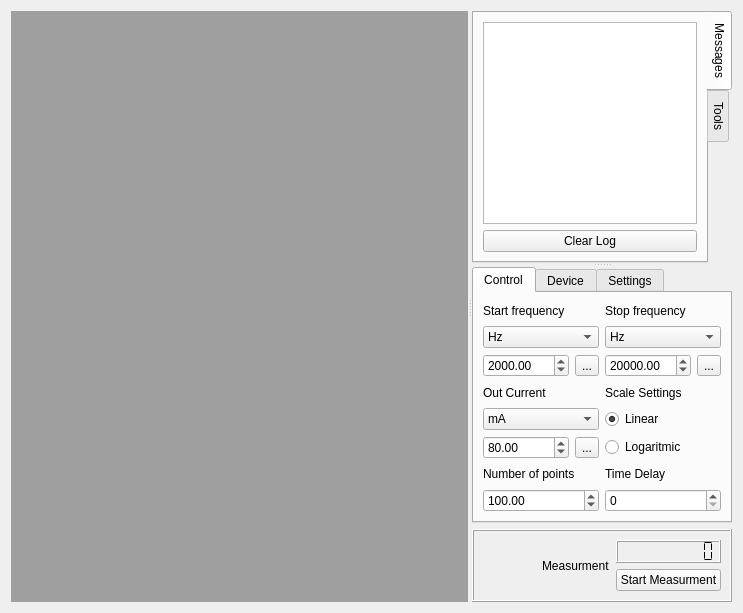
This is src/plugins/fra_plugin/qfra_frame_work_view.ui in samiavasil/temporary as Qt 5 draws it before an edit. The edited form follows.
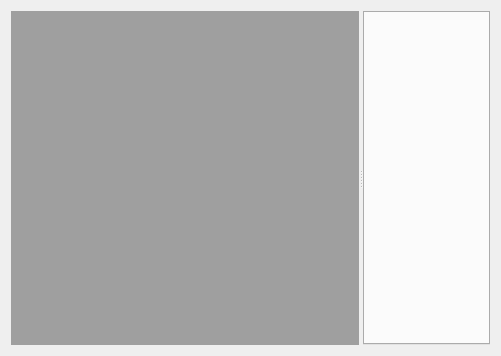
This is the edited form. The open tabs and pages were chosen to show the change. Icons and pictures are not drawn.

What changed in the file:
```diff
--- a/src/plugins/fra_plugin/qfra_frame_work_view.ui
+++ b/src/plugins/fra_plugin/qfra_frame_work_view.ui
@@ -6,16 +6,16 @@
    <rect>
     <x>0</x>
     <y>0</y>
-    <width>743</width>
-    <height>613</height>
+    <width>501</width>
+    <height>356</height>
    </rect>
   </property>
   <property name="windowTitle">
    <string>Form</string>
   </property>
-  <layout class="QGridLayout" name="gridLayout_4">
+  <layout class="QGridLayout" name="gridLayout">
    <item row="0" column="0">
-    <widget class="QSplitter" name="splitter_2">
+    <widget class="QSplitter" name="splitter">
      <property name="orientation">
       <enum>Qt::Horizontal</enum>
      </property>
@@ -26,767 +26,10 @@
        </item>
       </layout>
      </widget>
-     <widget class="QWidget" name="layoutWidget">
-      <layout class="QVBoxLayout" name="verticalLayout_4">
-       <item>
-        <widget class="QSplitter" name="splitter">
-         <property name="orientation">
-          <enum>Qt::Vertical</enum>
-         </property>
-         <widget class="QTabWidget" name="SystemTab">
-          <property name="sizePolicy">
-           <sizepolicy hsizetype="Ignored" vsizetype="Minimum">
-            <horstretch>0</horstretch>
-            <verstretch>0</verstretch>
-           </sizepolicy>
-          </property>
-          <property name="layoutDirection">
-           <enum>Qt::LeftToRight</enum>
-          </property>
-          <property name="autoFillBackground">
-           <bool>false</bool>
-          </property>
-          <property name="tabPosition">
-           <enum>QTabWidget::East</enum>
-          </property>
-          <property name="currentIndex">
-           <number>0</number>
-          </property>
-          <widget class="QWidget" name="tab">
-           <attribute name="icon">
-            <iconset>
-             <normaloff>:/new/prefix1/icons/Glyph Lab Sample Set/Design, Art, and Editing/Move Row Down/32 Bit Alpha png/Move Row Down 48 h p.png</normaloff>:/new/prefix1/icons/Glyph Lab Sample Set/Design, Art, and Editing/Move Row Down/32 Bit Alpha png/Move Row Down 48 h p.png</iconset>
-           </attribute>
-           <attribute name="title">
-            <string>Messages</string>
-           </attribute>
-           <layout class="QGridLayout" name="gridLayout_7">
-            <item row="0" column="0">
-             <layout class="QVBoxLayout" name="verticalLayout_3">
-              <item>
-               <widget class="QListWidget" name="ListTerminal">
-                <property name="sizePolicy">
-                 <sizepolicy hsizetype="MinimumExpanding" vsizetype="Expanding">
-                  <horstretch>0</horstretch>
-                  <verstretch>0</verstretch>
-                 </sizepolicy>
-                </property>
-                <property name="toolTip">
-                 <string>Process window - displey current progress and  Protocol messagges</string>
-                </property>
-                <property name="statusTip">
-                 <string>Process window - displey current progress and  Protocol messagges</string>
-                </property>
-                <property name="whatsThis">
-                 <string>Process window - displey current progress and  Protocol messagges</string>
-                </property>
-                <property name="layoutDirection">
-                 <enum>Qt::LeftToRight</enum>
-                </property>
-                <property name="frameShape">
-                 <enum>QFrame::StyledPanel</enum>
-                </property>
-               </widget>
-              </item>
-              <item>
-               <widget class="QPushButton" name="ClearLogButton">
-                <property name="sizePolicy">
-                 <sizepolicy hsizetype="MinimumExpanding" vsizetype="Fixed">
-                  <horstretch>0</horstretch>
-                  <verstretch>0</verstretch>
-                 </sizepolicy>
-                </property>
-                <property name="text">
-                 <string>Clear Log</string>
-                </property>
-                <property name="icon">
-                 <iconset>
-                  <normaloff/>
-                 </iconset>
-                </property>
-                <property name="default">
-                 <bool>false</bool>
-                </property>
-                <property name="flat">
-                 <bool>false</bool>
-                </property>
-               </widget>
-              </item>
-             </layout>
-            </item>
-           </layout>
-          </widget>
-          <widget class="QWidget" name="tab_2">
-           <attribute name="icon">
-            <iconset>
-             <normaloff>:/new/prefix1/icons/Glyph Lab Sample Set/Charts and Reports/Line Graph/32 Bit Alpha png/Line Graph 48 n p.png</normaloff>:/new/prefix1/icons/Glyph Lab Sample Set/Charts and Reports/Line Graph/32 Bit Alpha png/Line Graph 48 n p.png</iconset>
-           </attribute>
-           <attribute name="title">
-            <string>Tools</string>
-           </attribute>
-           <widget class="QPushButton" name="ZviewButton">
-            <property name="geometry">
-             <rect>
-              <x>10</x>
-              <y>10</y>
-              <width>83</width>
-              <height>26</height>
-             </rect>
-            </property>
-            <property name="toolTip">
-             <string comment="Click to run Zview"/>
-            </property>
-            <property name="statusTip">
-             <string>Click to run Zview</string>
-            </property>
-            <property name="text">
-             <string>Zview</string>
-            </property>
-            <property name="icon">
-             <iconset>
-              <normaloff>:/new/prefix1/icons/Glyph Lab Sample Set/Charts and Reports/Line Graph/32 Bit Alpha png/Line Graph 48 n p.png</normaloff>:/new/prefix1/icons/Glyph Lab Sample Set/Charts and Reports/Line Graph/32 Bit Alpha png/Line Graph 48 n p.png</iconset>
-            </property>
-           </widget>
-          </widget>
-         </widget>
-         <widget class="QTabWidget" name="tabWidget">
-          <property name="sizePolicy">
-           <sizepolicy hsizetype="Fixed" vsizetype="Fixed">
-            <horstretch>0</horstretch>
-            <verstretch>0</verstretch>
-           </sizepolicy>
-          </property>
-          <property name="layoutDirection">
-           <enum>Qt::LeftToRight</enum>
-          </property>
-          <property name="tabPosition">
-           <enum>QTabWidget::North</enum>
-          </property>
-          <property name="currentIndex">
-           <number>2</number>
-          </property>
-          <widget class="QWidget" name="ControlTab">
-           <attribute name="icon">
-            <iconset>
-             <normaloff>icons/computer-32.png</normaloff>icons/computer-32.png</iconset>
-           </attribute>
-           <attribute name="title">
-            <string>Control</string>
-           </attribute>
-           <layout class="QGridLayout" name="gridLayout_6">
-            <item row="0" column="0">
-             <layout class="QGridLayout" name="ctrlgridLayout">
-              <property name="sizeConstraint">
-               <enum>QLayout::SetMinimumSize</enum>
-              </property>
-              <item row="0" column="0">
-               <widget class="QLabel" name="label_4">
-                <property name="text">
-                 <string>Start frequency</string>
-                </property>
-               </widget>
-              </item>
-              <item row="0" column="1">
-               <widget class="QLabel" name="label_2">
-                <property name="text">
-                 <string>Stop frequency</string>
-                </property>
-               </widget>
-              </item>
-              <item row="1" column="0">
-               <widget class="QComboBox" name="StopFreqComboBox">
-                <property name="toolTip">
-                 <string>Select frequency range</string>
-                </property>
-                <property name="statusTip">
-                 <string>Select frequency range</string>
-                </property>
-                <property name="whatsThis">
-                 <string>Select frequency range</string>
-                </property>
-                <item>
-                 <property name="text">
-                  <string>Hz</string>
-                 </property>
-                 <property name="icon">
-                  <iconset resource="../data_plot_plugin/proba.qrc">
-                   <normaloff>:/new/prefix1/icons/radiobutton_on.png</normaloff>:/new/prefix1/icons/radiobutton_on.png</iconset>
-                 </property>
-                </item>
-                <item>
-                 <property name="text">
-                  <string>KHz</string>
-                 </property>
-                 <property name="icon">
-                  <iconset resource="../data_plot_plugin/proba.qrc">
-                   <normaloff>:/new/prefix1/icons/radiobutton_on.png</normaloff>:/new/prefix1/icons/radiobutton_on.png</iconset>
-                 </property>
-                </item>
-                <item>
-                 <property name="text">
-                  <string>MHz</string>
-                 </property>
-                 <property name="icon">
-                  <iconset resource="../data_plot_plugin/proba.qrc">
-                   <normaloff>:/new/prefix1/icons/radiobutton_on.png</normaloff>:/new/prefix1/icons/radiobutton_on.png</iconset>
-                 </property>
-                </item>
-               </widget>
-              </item>
-              <item row="1" column="1">
-               <widget class="QComboBox" name="StartFreqComboBox">
-                <property name="toolTip">
-                 <string>Select frequency range</string>
-                </property>
-                <property name="statusTip">
-                 <string>Select frequency range</string>
-                </property>
-                <property name="whatsThis">
-                 <string>Select frequency range</string>
-                </property>
-                <item>
-                 <property name="text">
-                  <string>Hz</string>
-                 </property>
-                 <property name="icon">
-                  <iconset resource="../data_plot_plugin/proba.qrc">
-                   <normaloff>:/new/prefix1/icons/radiobutton_on.png</normaloff>:/new/prefix1/icons/radiobutton_on.png</iconset>
-                 </property>
-                </item>
-                <item>
-                 <property name="text">
-                  <string>KHz</string>
-                 </property>
-                 <property name="icon">
-                  <iconset resource="../data_plot_plugin/proba.qrc">
-                   <normaloff>:/new/prefix1/icons/radiobutton_on.png</normaloff>:/new/prefix1/icons/radiobutton_on.png</iconset>
-                 </property>
-                </item>
-                <item>
-                 <property name="text">
-                  <string>MHz</string>
-                 </property>
-                 <property name="icon">
-                  <iconset resource="../data_plot_plugin/proba.qrc">
-                   <normaloff>:/new/prefix1/icons/radiobutton_on.png</normaloff>:/new/prefix1/icons/radiobutton_on.png</iconset>
-                 </property>
-                </item>
-               </widget>
-              </item>
-              <item row="6" column="0">
-               <widget class="QLabel" name="label_3">
-                <property name="text">
-                 <string>Number of points</string>
-                </property>
-               </widget>
-              </item>
-              <item row="7" column="0">
-               <widget class="QDoubleSpinBox" name="NumPointsSpinBox">
-                <property name="toolTip">
-                 <string>Select Step frequency</string>
-                </property>
-                <property name="statusTip">
-                 <string>Select Step frequency</string>
-                </property>
-                <property name="whatsThis">
-                 <string>Select Step frequency</string>
-                </property>
-                <property name="maximum">
-                 <double>25000000.000000000000000</double>
-                </property>
-                <property name="singleStep">
-                 <double>1.000000000000000</double>
-                </property>
-                <property name="value">
-                 <double>100.000000000000000</double>
-                </property>
-               </widget>
-              </item>
-              <item row="6" column="1">
-               <widget class="QLabel" name="label_10">
-                <property name="text">
-                 <string>Time Delay</string>
-                </property>
-               </widget>
-              </item>
-              <item row="7" column="1">
-               <widget class="QSpinBox" name="TimeDelaySpinBox_2">
-                <property name="minimum">
-                 <number>0</number>
-                </property>
-               </widget>
-              </item>
-              <item row="3" column="0">
-               <widget class="QLabel" name="label_5">
-                <property name="text">
-                 <string>Out Current</string>
-                </property>
-               </widget>
-              </item>
-              <item row="4" column="0">
-               <widget class="QComboBox" name="CurrentComboBox">
-                <property name="toolTip">
-                 <string>Select frequency range</string>
-                </property>
-                <property name="statusTip">
-                 <string>Select frequency range</string>
-                </property>
-                <property name="whatsThis">
-                 <string>Select frequency range</string>
-                </property>
-                <item>
-                 <property name="text">
-                  <string>mA</string>
-                 </property>
-                 <property name="icon">
-                  <iconset resource="../data_plot_plugin/proba.qrc">
-                   <normaloff>:/new/prefix1/icons/radiobutton_on.png</normaloff>:/new/prefix1/icons/radiobutton_on.png</iconset>
-                 </property>
-                </item>
-                <item>
-                 <property name="text">
-                  <string>mA</string>
-                 </property>
-                 <property name="icon">
-                  <iconset resource="../data_plot_plugin/proba.qrc">
-                   <normaloff>:/new/prefix1/icons/radiobutton_on.png</normaloff>:/new/prefix1/icons/radiobutton_on.png</iconset>
-                 </property>
-                </item>
-                <item>
-                 <property name="text">
-                  <string>mA</string>
-                 </property>
-                 <property name="icon">
-                  <iconset resource="../data_plot_plugin/proba.qrc">
-                   <normaloff>:/new/prefix1/icons/radiobutton_on.png</normaloff>:/new/prefix1/icons/radiobutton_on.png</iconset>
-                 </property>
-                </item>
-               </widget>
-              </item>
-              <item row="3" column="1">
-               <widget class="QLabel" name="label">
-                <property name="text">
-                 <string>Scale Settings</string>
-                </property>
-               </widget>
-              </item>
-              <item row="4" column="1">
-               <widget class="QRadioButton" name="LinearButton">
-                <property name="text">
-                 <string>Linear</string>
-                </property>
-                <property name="checked">
-                 <bool>true</bool>
-                </property>
-               </widget>
-              </item>
-              <item row="5" column="1">
-               <widget class="QRadioButton" name="LogaritmicButton">
-                <property name="text">
-                 <string>Logaritmic</string>
-                </property>
-               </widget>
-              </item>
-              <item row="2" column="0">
-               <layout class="QHBoxLayout" name="horizontalLayout_2">
-                <item>
-                 <widget class="QDoubleSpinBox" name="StartFreqSpinBox">
-                  <property name="toolTip">
-                   <string>Select Start frequency</string>
-                  </property>
-                  <property name="statusTip">
-                   <string>Select Start frequency</string>
-                  </property>
-                  <property name="whatsThis">
-                   <string>Select Start frequency</string>
-                  </property>
-                  <property name="decimals">
-                   <number>2</number>
-                  </property>
-                  <property name="maximum">
-                   <double>25000000.000000000000000</double>
-                  </property>
-                  <property name="singleStep">
-                   <double>100.000000000000000</double>
-                  </property>
-                  <property name="value">
-                   <double>2000.000000000000000</double>
-                  </property>
-                 </widget>
-                </item>
-                <item>
-                 <widget class="QToolButton" name="loadStartFreq">
-                  <property name="text">
-                   <string>...</string>
-                  </property>
-                 </widget>
-                </item>
-               </layout>
-              </item>
-              <item row="2" column="1">
-               <layout class="QHBoxLayout" name="horizontalLayout_4">
-                <item>
-                 <widget class="QDoubleSpinBox" name="StopFreqSpinBox">
-                  <property name="toolTip">
-                   <string>Select Stop frequency</string>
-                  </property>
-                  <property name="statusTip">
-                   <string>Select Stop frequency</string>
-                  </property>
-                  <property name="whatsThis">
-                   <string>Select Stop frequency</string>
-                  </property>
-                  <property name="maximum">
-                   <double>25000000.000000000000000</double>
-                  </property>
-                  <property name="singleStep">
-                   <double>100.000000000000000</double>
-                  </property>
-                  <property name="value">
-                   <double>20000.000000000000000</double>
-                  </property>
-                 </widget>
-                </item>
-                <item>
-                 <widget class="QToolButton" name="loadStopFreq">
-                  <property name="text">
-                   <string>...</string>
-                  </property>
-                 </widget>
-                </item>
-               </layout>
-              </item>
-              <item row="5" column="0">
-               <layout class="QHBoxLayout" name="horizontalLayout_3">
-                <item>
-                 <widget class="QDoubleSpinBox" name="CurrentSpinBox">
-                  <property name="toolTip">
-                   <string>Select Start frequency</string>
-                  </property>
-                  <property name="statusTip">
-                   <string>Select Start frequency</string>
-                  </property>
-                  <property name="whatsThis">
-                   <string>Select Start frequency</string>
-                  </property>
-                  <property name="decimals">
-                   <number>2</number>
-                  </property>
-                  <property name="minimum">
-                   <double>0.000000000000000</double>
-                  </property>
-                  <property name="maximum">
-                   <double>100.000000000000000</double>
-                  </property>
-                  <property name="singleStep">
-                   <double>0.390625000000000</double>
-                  </property>
-                  <property name="value">
-                   <double>80.000000000000000</double>
-                  </property>
-                 </widget>
-                </item>
-                <item>
-                 <widget class="QToolButton" name="loadCurrent">
-                  <property name="text">
-                   <string>...</string>
-                  </property>
-                 </widget>
-                </item>
-               </layout>
-              </item>
-             </layout>
-            </item>
-           </layout>
-          </widget>
-          <widget class="QWidget" name="tab_3">
-           <attribute name="title">
-            <string>Device</string>
-           </attribute>
-           <layout class="QGridLayout" name="gridLayout_3">
-            <item row="0" column="0">
-             <widget class="QSplitter" name="splitter_3">
-              <property name="orientation">
-               <enum>Qt::Horizontal</enum>
-              </property>
-              <widget class="QGroupBox" name="DevIoGrBox">
-               <property name="sizePolicy">
-                <sizepolicy hsizetype="Fixed" vsizetype="Fixed">
-                 <horstretch>0</horstretch>
-                 <verstretch>0</verstretch>
-                </sizepolicy>
-               </property>
-               <property name="title">
-                <string>Select Io Port</string>
-               </property>
-               <layout class="QGridLayout" name="gridLayout_2">
-                <item row="0" column="0">
-                 <widget class="QSplitter" name="splitter_4">
-                  <property name="orientation">
-                   <enum>Qt::Horizontal</enum>
-                  </property>
-                  <widget class="QWidget" name="layoutWidget1">
-                   <layout class="QVBoxLayout" name="PortIoConfig">
-                    <property name="spacing">
-                     <number>6</number>
-                    </property>
-                    <property name="margin">
-                     <number>0</number>
-                    </property>
-                   </layout>
-                  </widget>
-                 </widget>
-                </item>
-               </layout>
-              </widget>
-             </widget>
-            </item>
-           </layout>
-          </widget>
-          <widget class="QWidget" name="SettingsTab">
-           <attribute name="icon">
-            <iconset>
-             <normaloff>icons/toolbutton.png</normaloff>icons/toolbutton.png</iconset>
-           </attribute>
-           <attribute name="title">
-            <string>Settings</string>
-           </attribute>
-           <layout class="QGridLayout" name="gridLayout">
-            <item row="0" column="0">
-             <layout class="QVBoxLayout" name="verticalLayout_2">
-              <item>
-               <widget class="QGroupBox" name="groupBox_4">
-                <property name="sizePolicy">
-                 <sizepolicy hsizetype="Fixed" vsizetype="Fixed">
-                  <horstretch>0</horstretch>
-                  <verstretch>0</verstretch>
-                 </sizepolicy>
-                </property>
-                <property name="title">
-                 <string>Windows styles</string>
-                </property>
-                <layout class="QFormLayout" name="formLayout_2">
-                 <property name="horizontalSpacing">
-                  <number>6</number>
-                 </property>
-                 <property name="verticalSpacing">
-                  <number>6</number>
-                 </property>
-                 <property name="margin">
-                  <number>9</number>
-                 </property>
-                 <item row="0" column="0">
-                  <widget class="QComboBox" name="ChangeStyleCombo">
-                   <item>
-                    <property name="text">
-                     <string>CDE Style</string>
-                    </property>
-                   </item>
-                   <item>
-                    <property name="text">
-                     <string>Cleanlooks Style</string>
-                    </property>
-                   </item>
-                   <item>
-                    <property name="text">
-                     <string>Common Style</string>
-                    </property>
-                   </item>
-                   <item>
-                    <property name="text">
-                     <string>MotifStyle</string>
-                    </property>
-                   </item>
-                   <item>
-                    <property name="text">
-                     <string>Plastique Style</string>
-                    </property>
-                   </item>
-                   <item>
-                    <property name="text">
-                     <string>WindowsXP Style</string>
-                    </property>
-                   </item>
-                  </widget>
-                 </item>
-                </layout>
-               </widget>
-              </item>
-              <item>
-               <widget class="QGroupBox" name="groupBox_6">
-                <property name="sizePolicy">
-                 <sizepolicy hsizetype="Fixed" vsizetype="Fixed">
-                  <horstretch>0</horstretch>
-                  <verstretch>0</verstretch>
-                 </sizepolicy>
-                </property>
-                <property name="title">
-                 <string>Debg Settings</string>
-                </property>
-                <layout class="QFormLayout" name="formLayout">
-                 <property name="horizontalSpacing">
-                  <number>6</number>
-                 </property>
-                 <property name="verticalSpacing">
-                  <number>6</number>
-                 </property>
-                 <property name="margin">
-                  <number>9</number>
-                 </property>
-                 <item row="0" column="0">
-                  <layout class="QVBoxLayout" name="_39">
-                   <property name="spacing">
-                    <number>6</number>
-                   </property>
-                   <property name="margin">
-                    <number>0</number>
-                   </property>
-                   <item>
-                    <widget class="QCheckBox" name="DbgIoChkBox">
-                     <property name="text">
-                      <string>I/O Debugging </string>
-                     </property>
-                    </widget>
-                   </item>
-                   <item>
-                    <widget class="QCheckBox" name="DbgProtChkBox">
-                     <property name="text">
-                      <string>Protocol Debugging </string>
-                     </property>
-                    </widget>
-                   </item>
-                   <item>
-                    <widget class="QCheckBox" name="DbgPackChkBox">
-                     <property name="text">
-                      <string>Packets Debugging </string>
-                     </property>
-                    </widget>
-                   </item>
-                  </layout>
-                 </item>
-                </layout>
-               </widget>
-              </item>
-             </layout>
-            </item>
-           </layout>
-          </widget>
-         </widget>
-        </widget>
-       </item>
-       <item>
-        <widget class="QFrame" name="frame_2">
-         <property name="sizePolicy">
-          <sizepolicy hsizetype="MinimumExpanding" vsizetype="Fixed">
-           <horstretch>0</horstretch>
-           <verstretch>0</verstretch>
-          </sizepolicy>
-         </property>
-         <property name="frameShape">
-          <enum>QFrame::Box</enum>
-         </property>
-         <property name="frameShadow">
-          <enum>QFrame::Raised</enum>
-         </property>
-         <layout class="QGridLayout" name="gridLayout_9">
-          <property name="margin">
-           <number>9</number>
-          </property>
-          <property name="spacing">
-           <number>6</number>
-          </property>
-          <item row="0" column="0">
-           <layout class="QHBoxLayout" name="_43">
-            <property name="spacing">
-             <number>6</number>
-            </property>
-            <property name="margin">
-             <number>0</number>
-            </property>
-            <item>
-             <spacer>
-              <property name="orientation">
-               <enum>Qt::Horizontal</enum>
-              </property>
-              <property name="sizeHint" stdset="0">
-               <size>
-                <width>40</width>
-                <height>20</height>
-               </size>
-              </property>
-             </spacer>
-            </item>
-            <item>
-             <widget class="QLabel" name="label_6">
-              <property name="text">
-               <string>Measurment</string>
-              </property>
-             </widget>
-            </item>
-            <item>
-             <layout class="QVBoxLayout" name="_44">
-              <property name="spacing">
-               <number>6</number>
-              </property>
-              <property name="margin">
-               <number>0</number>
-              </property>
-              <item>
-               <widget class="QLCDNumber" name="lcdNumber">
-                <property name="contextMenuPolicy">
-                 <enum>Qt::DefaultContextMenu</enum>
-                </property>
-                <property name="frameShape">
-                 <enum>QFrame::Box</enum>
-                </property>
-                <property name="frameShadow">
-                 <enum>QFrame::Raised</enum>
-                </property>
-                <property name="lineWidth">
-                 <number>1</number>
-                </property>
-                <property name="midLineWidth">
-                 <number>0</number>
-                </property>
-                <property name="numDigits">
-                 <number>9</number>
-                </property>
-                <property name="segmentStyle">
-                 <enum>QLCDNumber::Flat</enum>
-                </property>
-               </widget>
-              </item>
-              <item>
-               <widget class="QPushButton" name="StartButton">
-                <property name="toolTip">
-                 <string>Push to start measurnment</string>
-                </property>
-                <property name="statusTip">
-                 <string>Push to start measurnment</string>
-                </property>
-                <property name="whatsThis">
-                 <string>Push to start measurnment</string>
-                </property>
-                <property name="text">
-                 <string>Start Measurment</string>
-                </property>
-                <property name="icon">
-                 <iconset resource="../data_plot_plugin/proba.qrc">
-                  <normaloff>:/new/prefix1/icons/services.png</normaloff>:/new/prefix1/icons/services.png</iconset>
-                </property>
-                <property name="checkable">
-                 <bool>true</bool>
-                </property>
-               </widget>
-              </item>
-             </layout>
-            </item>
-           </layout>
-          </item>
-         </layout>
-        </widget>
-       </item>
-      </layout>
+     <widget class="QTabWidget" name="FraWidget">
+      <property name="currentIndex">
+       <number>-1</number>
+      </property>
      </widget>
     </widget>
    </item>
```
Left out of the diff: 4 changed lines with no effect on the pictures.
